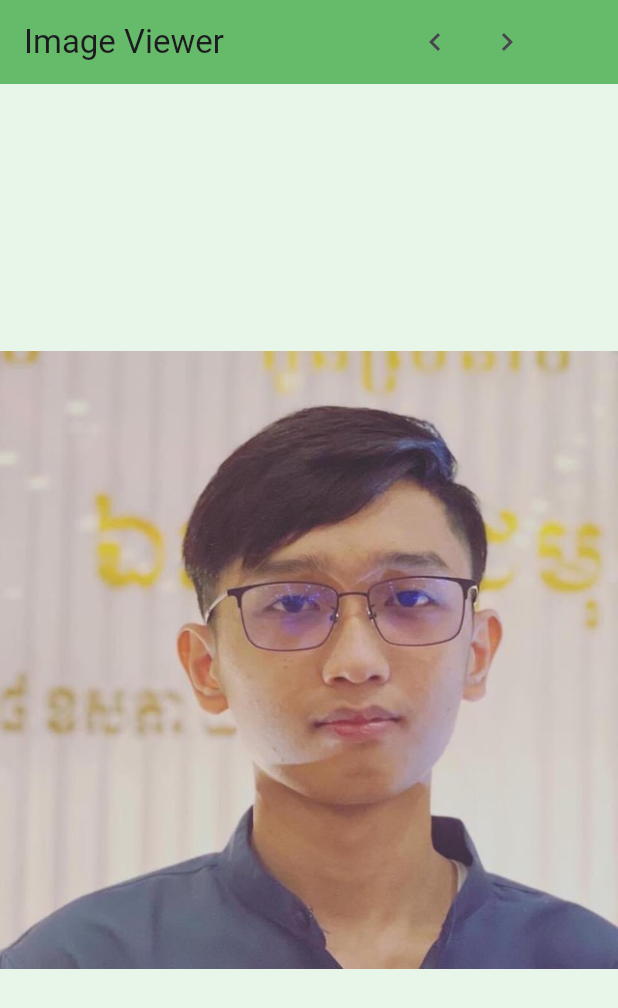
After one commit to sereyvathna21/Flutter-Term-1, a Flutter app: the ImageGallery screen opened directly, on a phone screen of 412 x 824 dp. The commit adds this screen. Shown: the top 1008 px of the screen. Run offline on Flutter 3.47's test engine with Material 3 defaults, Android fonts, the phone set to English and light mode, and no system bars.

Commit message:
assignment for W4-S3

```diff
--- a/flutter/lib/W4/W4-S1-Practice/EX4.dart
+++ b/flutter/lib/W4/W4-S1-Practice/EX4.dart
@@ -38,11 +38,11 @@ class WeatherCard extends StatelessWidget {
   final Temperature temperature;
 
   const WeatherCard({
-    Key? key,
+    super.key,
     required this.temperature,
     required this.condition,
     required this.day,
-  }) : super(key: key);
+  });
 
   @override
   Widget build(BuildContext context) {
--- /dev/null
+++ b/flutter/lib/W4/W4-S3-Stateful-Widget-PRACTICE/EX3.dart
@@ -0,0 +1,64 @@
+import 'package:flutter/material.dart';
+
+List<String> images = [
+  "assets/images/vichet.jpg",
+  "assets/images/khom.jpg",
+  "assets/images/khun.jpg",
+  "assets/images/girl.jpg",
+  "assets/images/hour.jpg",
+];
+
+void main() => runApp(MaterialApp(
+      debugShowCheckedModeBanner: false,
+      home: ImageGallery(),
+    ));
+
+class ImageGallery extends StatefulWidget {
+  @override
+  _ImageGalleryState createState() => _ImageGalleryState();
+}
+
+class _ImageGalleryState extends State<ImageGallery> {
+  int _currentIndex = 0;
+
+  void _nextImage() {
+    setState(() {
+      _currentIndex = (_currentIndex + 1) % images.length;
+    });
+  }
+
+  void _previousImage() {
+    setState(() {
+      _currentIndex = (_currentIndex - 1 + images.length) % images.length;
+    });
+  }
+
+  @override
+  Widget build(BuildContext context) {
+    return Scaffold(
+      backgroundColor: Colors.green[50],
+      appBar: AppBar(
+        backgroundColor: Colors.green[400],
+        title: const Text('Image Viewer'),
+        actions: <Widget>[
+          IconButton(
+            icon: const Icon(Icons.navigate_before),
+            tooltip: 'Go to the previous image',
+            onPressed: _previousImage,
+          ),
+          Padding(
+            padding: const EdgeInsets.fromLTRB(0, 0, 50, 0),
+            child: IconButton(
+              icon: const Icon(Icons.navigate_next),
+              tooltip: 'Go to the next image',
+              onPressed: _nextImage,
+            ),
+          ),
+        ],
+      ),
+      body: Center(
+        child: Image.asset(images[_currentIndex]),
+      ),
+    );
+  }
+}
```
Also changed, not shown: flutter/lib/W4/W4-S3-Stateful-Widget-PRACTICE/EX1.dart (added, +63 -0 lines), flutter/lib/W4/W4-S3-Stateful-Widget-PRACTICE/EX2.dart (added, +94 -0 lines), flutter/lib/W4/W4-S3-Stateful-Widget-PRACTICE/EX4.dart (added, +113 -0 lines), flutter/assets/images/cat.jpg (added), flutter/assets/images/cloudy.png (deleted), flutter/assets/images/girl.jpg (added), flutter/assets/images/hour.jpg (added), flutter/assets/images/khom.jpg (added), flutter/assets/images/khun.jpg (added), flutter/assets/images/rainy-day.png (deleted), flutter/assets/images/snow-storm.png (deleted), flutter/assets/images/snowrain.png (deleted), flutter/assets/images/snowy.png (deleted), flutter/assets/images/sun.png (deleted), 1 more files.
